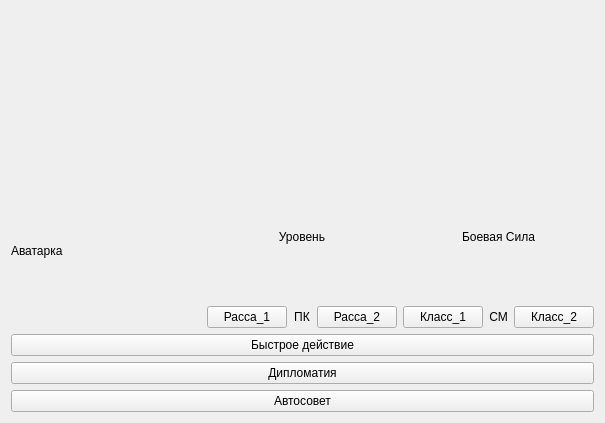
Qt form Nayda/gamerwidget.ui (dsbabkov/Nayda) before a commit.
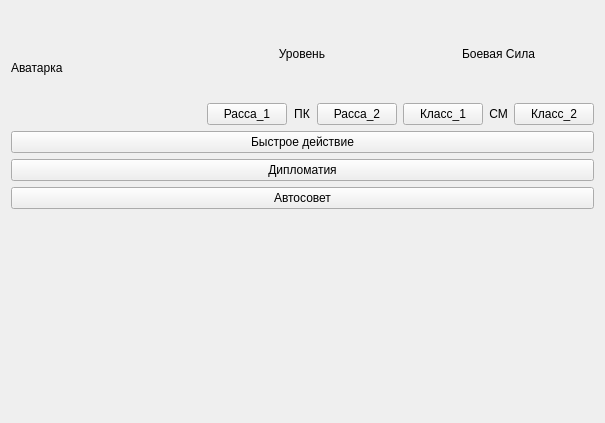
The same form after that commit.

Patch:
```diff
--- a/Nayda/gamerwidget.ui
+++ b/Nayda/gamerwidget.ui
@@ -16,9 +16,6 @@
   <layout class="QGridLayout" name="gridLayout">
    <item row="0" column="0">
     <layout class="QVBoxLayout" name="verticalLayout">
-     <item>
-      <widget class="QWidget" name="widget" native="true"/>
-     </item>
      <item>
       <layout class="QHBoxLayout" name="horizontalLayout">
        <item>
@@ -137,6 +134,9 @@
      </item>
     </layout>
    </item>
+   <item row="1" column="0">
+    <widget class="QWidget" name="widget" native="true"/>
+   </item>
   </layout>
  </widget>
  <resources/>
```
